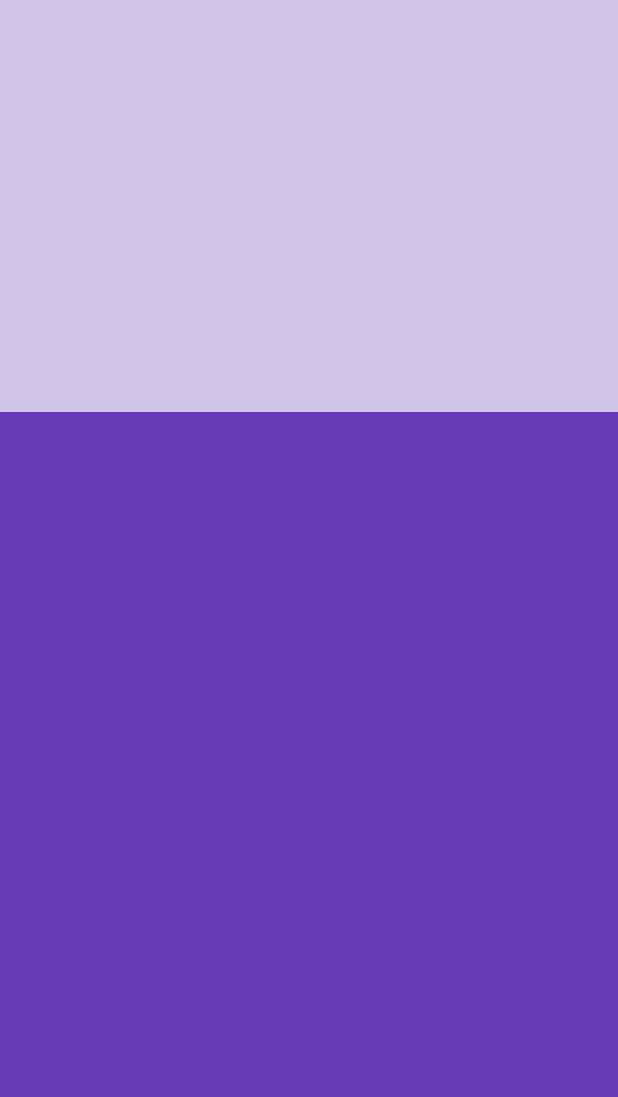
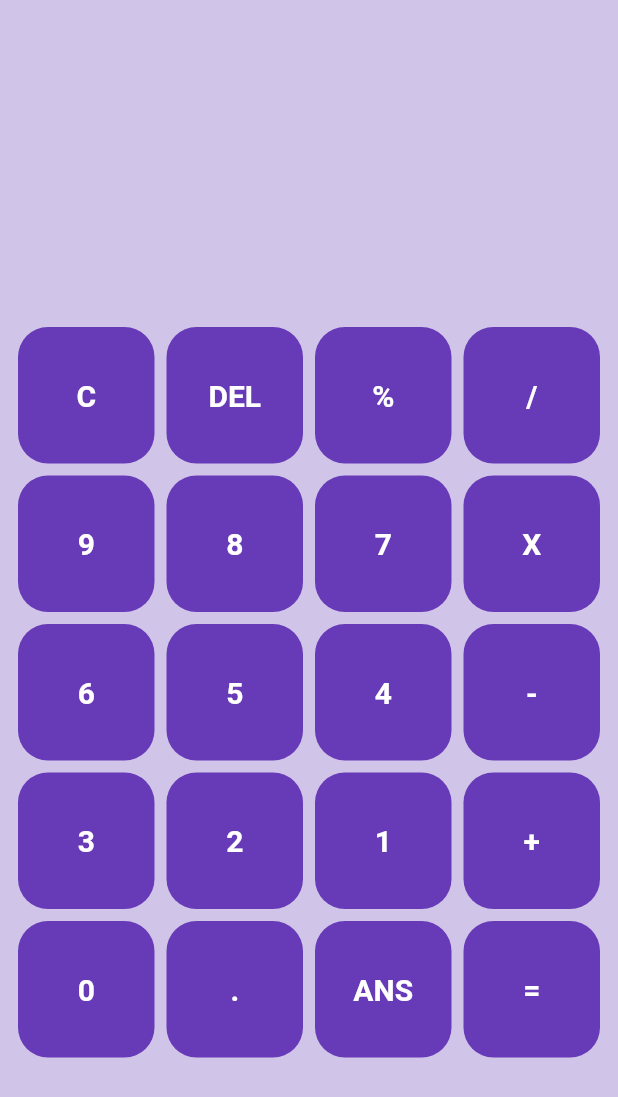
Before and after one commit to Hamdan985/Calculator_UI, a Flutter app: the screen it shows after launch, on a phone screen of 412 x 824 dp. Shown: the top 1097 px of the screen. Run offline on Flutter 3.47's test engine with Material 2 defaults, Android fonts, the phone set to English and light mode, and no system bars.

Commit message:
button layout

```diff
--- a/lib/screens/calculator_screen.dart
+++ b/lib/screens/calculator_screen.dart
@@ -1,3 +1,4 @@
+import '../widgets/button.dart';
 import 'package:flutter/material.dart';
 
 class CalculatorScreen extends StatefulWidget {
@@ -6,6 +7,29 @@ class CalculatorScreen extends StatefulWidget {
 }
 
 class _CalculatorScreenState extends State<CalculatorScreen> {
+  final List<String> buttons = [
+    'C',
+    'DEL',
+    '%',
+    '/',
+    '9',
+    '8',
+    '7',
+    'X',
+    '6',
+    '5',
+    '4',
+    '-',
+    '3',
+    '2',
+    '1',
+    '+',
+    '0',
+    '.',
+    'ANS',
+    '=',
+  ];
+
   @override
   Widget build(BuildContext context) {
     return Scaffold(
@@ -17,9 +41,21 @@ class _CalculatorScreenState extends State<CalculatorScreen> {
             child: Container(),
           ),
           Expanded(
-            flex: 2,
+            flex: 3,
             child: Container(
-              color: Colors.deepPurple,
+              child: GridView.builder(
+                padding: EdgeInsets.all(8.0),
+                itemCount: buttons.length,
+                gridDelegate: SliverGridDelegateWithFixedCrossAxisCount(
+                    crossAxisCount: 4),
+                itemBuilder: (BuildContext context, int index) {
+                  return Button(
+                    buttonText: buttons[index],
+                    color: Colors.deepPurple,
+                    textColor: Colors.white,
+                  );
+                },
+              ),
             ),
           ),
         ],
--- /dev/null
+++ b/lib/widgets/button.dart
@@ -0,0 +1,32 @@
+import 'package:flutter/material.dart';
+
+class Button extends StatelessWidget {
+  final Color color;
+  final Color textColor;
+  final String buttonText;
+
+  const Button({this.color, this.textColor, this.buttonText});
+
+  @override
+  Widget build(BuildContext context) {
+    return Padding(
+      padding: EdgeInsets.all(4.0),
+      child: Container(
+        decoration: BoxDecoration(
+          borderRadius: BorderRadius.circular(20.0),
+          color: color,
+        ),
+        child: Center(
+          child: Text(
+            buttonText,
+            style: TextStyle(
+              color: textColor,
+              fontSize: 20.0,
+              fontWeight: FontWeight.bold
+              ),
+          ),
+        ),
+      ),
+    );
+  }
+}
```
